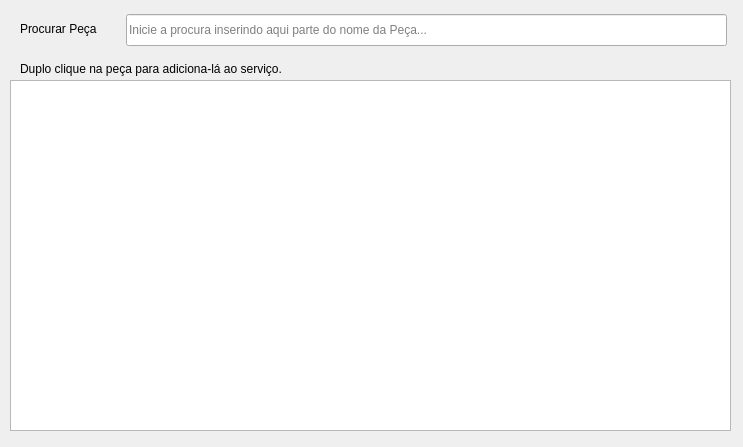
Old version of the form Stock_Parts_Selection.ui in the repository bedi1982/Oficina.
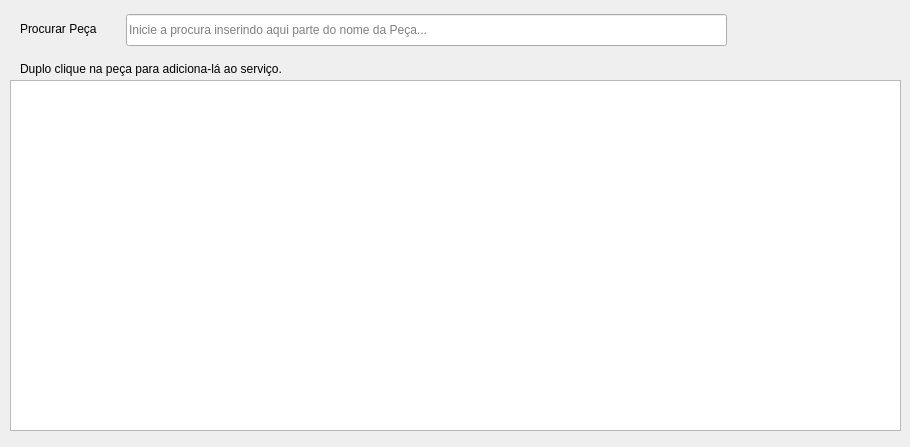
New version of the form.

Commit message: Remove uneeded bindings Fixed some forms size

Patch:
```diff
--- a/Stock_Parts_Selection.ui
+++ b/Stock_Parts_Selection.ui
@@ -6,19 +6,19 @@
    <rect>
     <x>0</x>
     <y>0</y>
-    <width>743</width>
+    <width>910</width>
     <height>447</height>
    </rect>
   </property>
   <property name="minimumSize">
    <size>
-    <width>743</width>
+    <width>900</width>
     <height>430</height>
    </size>
   </property>
   <property name="maximumSize">
    <size>
-    <width>743</width>
+    <width>99999</width>
     <height>500</height>
    </size>
   </property>
@@ -30,7 +30,7 @@
     <rect>
      <x>10</x>
      <y>80</y>
-     <width>721</width>
+     <width>891</width>
      <height>351</height>
     </rect>
    </property>
```
The commit also changes 3 other files.
